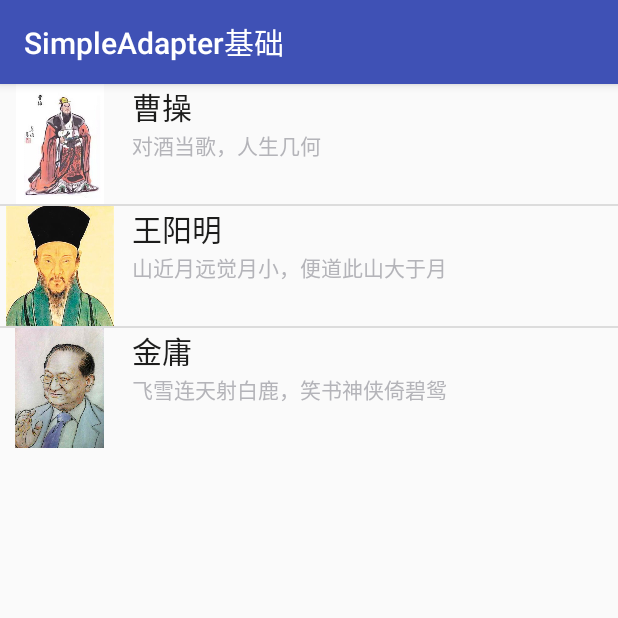
After one commit to LinTeX9527/AndroidStudyNote, an Android app: the TestSimpleAdapterActivity screen opened directly, with no data from a screen before it, on a phone screen of 412 x 824 dp, the top half of it. The commit adds this screen. Run offline under Robolectric (Android 15) with nearby library versions, the phone set to English and light mode, and no system bars.

Commit message:
SimpleAdapter基础

```diff
--- a/runoob/src/main/AndroidManifest.xml
+++ b/runoob/src/main/AndroidManifest.xml
@@ -150,15 +150,25 @@
                 <category android:name="android.intent.category.DEFAULT" />
             </intent-filter>
         </activity>
+        <activity
+            android:name=".TestArrayAdapterActivity"
+            android:label="@string/arrayadapter_attr"
+            android:launchMode="singleInstance">
+            <intent-filter>
+                <action android:name="com.lintex9527.runoob.TestArrayAdapterActivity" />
+
+                <category android:name="android.intent.category.DEFAULT" />
+            </intent-filter>
+        </activity>
 
 
         <activity
-            android:name=".TestArrayAdapterActivity"
-            android:label="@string/arrayadapter_attr"
+            android:name=".TestSimpleAdapterActivity"
+            android:label="@string/simpleadapter_attr"
             android:launchMode="singleInstance"
             >
             <intent-filter>
-                <action android:name="com.lintex9527.runoob.TestArrayAdapterActivity"/>
+                <action android:name="com.lintex9527.runoob.TestSimpleAdapterActivity"/>
                 <category android:name="android.intent.category.DEFAULT"/>
             </intent-filter>
 
--- a/runoob/src/main/java/com/lintex9527/runoob/MainActivity.java
+++ b/runoob/src/main/java/com/lintex9527/runoob/MainActivity.java
@@ -77,7 +77,7 @@ public class MainActivity extends AppCompatActivity {
         addTestItem(R.string.scrollview_attr, "com.lintex9527.runoob.TestScrollViewActivity");
         addTestItem(R.string.datetime_attr, "com.lintex9527.runoob.TestTextClockActivity");
         addTestItem(R.string.arrayadapter_attr, "com.lintex9527.runoob.TestArrayAdapterActivity");
-
+        addTestItem(R.string.simpleadapter_attr, "com.lintex9527.runoob.TestSimpleAdapterActivity");
     }
 
     protected void addTestItem(int idDescription, String action){
--- /dev/null
+++ b/runoob/src/main/java/com/lintex9527/runoob/TestSimpleAdapterActivity.java
@@ -0,0 +1,73 @@
+package com.lintex9527.runoob;
+
+import android.support.v7.app.AppCompatActivity;
+import android.os.Bundle;
+import android.view.View;
+import android.widget.AdapterView;
+import android.widget.ListView;
+import android.widget.SimpleAdapter;
+import android.widget.TextView;
+import android.widget.Toast;
+
+import java.util.ArrayList;
+import java.util.HashMap;
+import java.util.List;
+import java.util.Map;
+
+public class TestSimpleAdapterActivity extends AppCompatActivity {
+
+    private static final String KEY_AVATAR = "avatar";
+    private static final String KEY_NAME = "name";
+    private static final String KEY_SAYS = "says";
+
+    private String[] names = new String[] {"曹操", "王阳明", "金庸"};
+    private String[] says = new String[] {"对酒当歌，人生几何", "山近月远觉月小，便道此山大于月", "飞雪连天射白鹿，笑书神侠倚碧鸳"};
+    private int[] imageIDs = new int[]{R.drawable.caocao, R.drawable.wangyangming, R.drawable.jinyong};
+
+
+    @Override
+    protected void onCreate(Bundle savedInstanceState) {
+        super.onCreate(savedInstanceState);
+        setContentView(R.layout.activity_test_simple_adapter);
+
+        initGUI();
+    }
+
+    private void initGUI() {
+        // 第一步：获得数据 -- Model
+        List<Map<String, Object>> listitem = new ArrayList<Map<String, Object>>();
+        for (int i = 0; i < names.length; i++) {
+            Map<String, Object> item = new HashMap<String, Object>();
+            item.put(KEY_AVATAR, imageIDs[i]);
+            item.put(KEY_NAME, names[i]);
+            item.put(KEY_SAYS, says[i]);
+
+            listitem.add(item);
+        }
+
+        // 第二步：为数据设定显示方式 -- Controller
+        // 这里的from, to 定义数据中的某个关键部分如何显示到视图中对应点
+        String[] from = new String[] {KEY_AVATAR, KEY_NAME, KEY_SAYS};
+        int[] to = new int[] {R.id.image_avatar, R.id.tv_name, R.id.tv_saying};
+
+        // 创建一个 SimpleAdapter
+        SimpleAdapter myAdapter = new SimpleAdapter(getBaseContext(), listitem, R.layout.list_item, from, to);
+
+        // 第三步：视图中显示数据 -- View
+        ListView listView = (ListView) findViewById(R.id.listview02);
+        listView.setAdapter(myAdapter);
+
+        // 为ListView 添加子项的单击响应事件监听器
+        listView.setOnItemClickListener(new AdapterView.OnItemClickListener() {
+            @Override
+            public void onItemClick(AdapterView<?> parent, View view, int position, long id) {
+                StringBuilder stringBuilder = new StringBuilder();
+                // 找到子项中的某个布局对象
+                TextView tv = view.findViewById(R.id.tv_saying);
+                stringBuilder.append(tv.getText().toString());
+                Toast.makeText(getBaseContext(), stringBuilder.toString(), Toast.LENGTH_SHORT).show();
+            }
+        });
+
+    }
+}
--- /dev/null
+++ b/runoob/src/main/res/layout/activity_test_simple_adapter.xml
@@ -0,0 +1,17 @@
+<?xml version="1.0" encoding="utf-8"?>
+<LinearLayout xmlns:android="http://schemas.android.com/apk/res/android"
+    xmlns:app="http://schemas.android.com/apk/res-auto"
+    xmlns:tools="http://schemas.android.com/tools"
+    android:layout_width="match_parent"
+    android:layout_height="match_parent"
+    android:orientation="vertical"
+    tools:context=".TestSimpleAdapterActivity">
+
+    <ListView
+        android:id="@+id/listview02"
+        android:layout_width="match_parent"
+        android:layout_height="wrap_content">
+
+    </ListView>
+
+</LinearLayout>
--- /dev/null
+++ b/runoob/src/main/res/layout/list_item.xml
@@ -0,0 +1,42 @@
+<?xml version="1.0" encoding="utf-8"?>
+<LinearLayout xmlns:android="http://schemas.android.com/apk/res/android"
+    android:orientation="horizontal"
+    android:layout_width="match_parent"
+    android:layout_height="match_parent">
+
+    <!--这个布局是ListView中每一个子项的布局，左边是图片，右边两行文字-->
+    <ImageView
+        android:id="@+id/image_avatar"
+        android:layout_width="80dp"
+        android:layout_height="80dp"
+        android:baselineAlignBottom="true"
+        android:scaleType="centerInside"
+        />
+
+    <LinearLayout
+        android:layout_width="match_parent"
+        android:layout_height="wrap_content"
+        android:orientation="vertical"
+        >
+
+        <TextView
+            android:id="@+id/tv_name"
+            android:layout_width="wrap_content"
+            android:layout_height="wrap_content"
+            android:paddingLeft="8dp"
+            android:textColor="#1D1D1C"
+            android:textSize="20sp"
+            />
+
+        <TextView
+            android:id="@+id/tv_saying"
+            android:layout_width="wrap_content"
+            android:layout_height="wrap_content"
+            android:paddingLeft="8dp"
+            android:textColor="#B4B4B9"
+            android:textSize="14sp"
+            />
+
+    </LinearLayout>
+
+</LinearLayout>
--- a/runoob/src/main/res/values/strings.xml
+++ b/runoob/src/main/res/values/strings.xml
@@ -31,5 +31,6 @@
     <string name="scrollview_attr">ScrollView基础</string>
     <string name="datetime_attr">时钟日期基础</string>
     <string name="arrayadapter_attr">ArrayAdapter基础</string>
+    <string name="simpleadapter_attr">SimpleAdapter基础</string>
 
 </resources>
```
Also changed, not shown: runoob/src/main/res/drawable-v24/caocao.jpg (added), runoob/src/main/res/drawable-v24/jinyong.jpg (added), runoob/src/main/res/drawable-v24/wangyangming.jpg (added).
